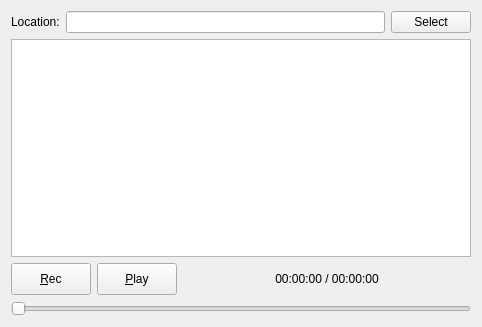
First picture: the form in src/qtgui/iq_tool.ui, repository gqrx-sdr/gqrx, before the edit.
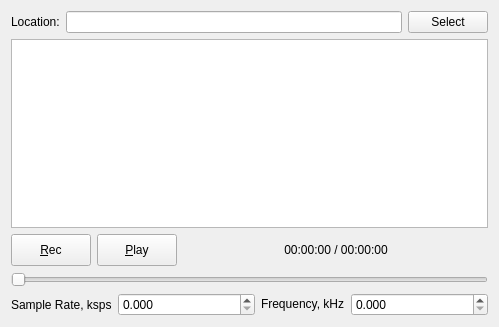
Second picture: the form after the edit. Icons and pictures are not drawn.

Commit message:
IQ Tool: add sampling rate and frequency inputs to add ability to playback arbitrary named files correctly
Recalcute playback time on sampling rate change.
Disable inputs during playback/recording

Patch:
```diff
--- a/src/qtgui/iq_tool.ui
+++ b/src/qtgui/iq_tool.ui
@@ -6,7 +6,7 @@
    <rect>
     <x>0</x>
     <y>0</y>
-    <width>482</width>
+    <width>499</width>
     <height>327</height>
    </rect>
   </property>
@@ -209,6 +209,80 @@
      </property>
     </widget>
    </item>
+   <item>
+    <layout class="QHBoxLayout" name="horizontalLayout_3">
+     <item>
+      <widget class="QLabel" name="sampleRateLabel">
+       <property name="sizePolicy">
+        <sizepolicy hsizetype="Fixed" vsizetype="Preferred">
+         <horstretch>0</horstretch>
+         <verstretch>0</verstretch>
+        </sizepolicy>
+       </property>
+       <property name="minimumSize">
+        <size>
+         <width>0</width>
+         <height>0</height>
+        </size>
+       </property>
+       <property name="text">
+        <string>Sample Rate, ksps</string>
+       </property>
+       <property name="scaledContents">
+        <bool>false</bool>
+       </property>
+       <property name="alignment">
+        <set>Qt::AlignLeading|Qt::AlignLeft|Qt::AlignVCenter</set>
+       </property>
+      </widget>
+     </item>
+     <item>
+      <widget class="QDoubleSpinBox" name="sampleRateSpinBox">
+       <property name="sizePolicy">
+        <sizepolicy hsizetype="Expanding" vsizetype="Fixed">
+         <horstretch>0</horstretch>
+         <verstretch>0</verstretch>
+        </sizepolicy>
+       </property>
+       <property name="decimals">
+        <number>3</number>
+       </property>
+       <property name="maximum">
+        <double>999999.989999999990687</double>
+       </property>
+      </widget>
+     </item>
+     <item>
+      <widget class="QLabel" name="Frequency">
+       <property name="sizePolicy">
+        <sizepolicy hsizetype="Minimum" vsizetype="Fixed">
+         <horstretch>0</horstretch>
+         <verstretch>0</verstretch>
+        </sizepolicy>
+       </property>
+       <property name="text">
+        <string>Frequency, kHz</string>
+       </property>
+      </widget>
+     </item>
+     <item>
+      <widget class="QDoubleSpinBox" name="centerFreqSpinBox">
+       <property name="sizePolicy">
+        <sizepolicy hsizetype="Expanding" vsizetype="Fixed">
+         <horstretch>0</horstretch>
+         <verstretch>0</verstretch>
+        </sizepolicy>
+       </property>
+       <property name="decimals">
+        <number>3</number>
+       </property>
+       <property name="maximum">
+        <double>99999999.989999994635582</double>
+       </property>
+      </widget>
+     </item>
+    </layout>
+   </item>
   </layout>
  </widget>
  <resources>
```
The commit also changes 2 other files.
